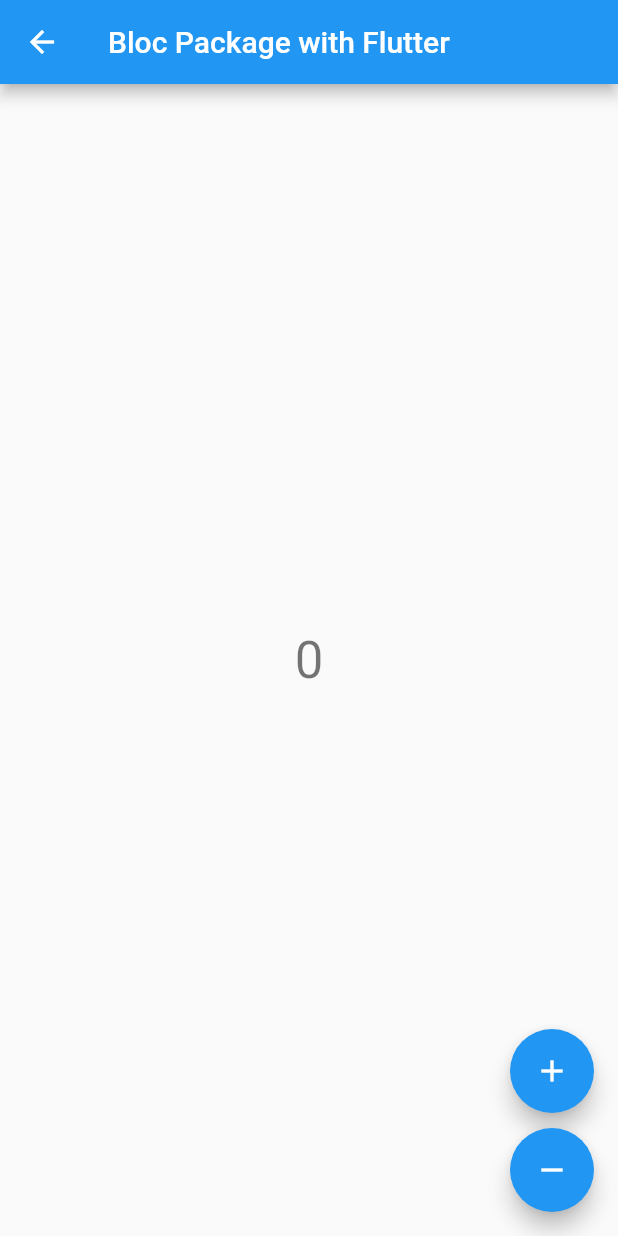
After one commit to aoguz1/flutter_state_managment, a Flutter app: the screen it shows after launch, after a tap on "Bloc Package Flutter", on a phone screen of 412 x 824 dp. The commit adds this screen. Run offline on Flutter 3.47's test engine with Material 2 defaults, Android fonts, the phone set to English and light mode, and no system bars; our stand-ins replace bloc, firebase_auth, flutter_bloc, google_sign_in; accounts and stored records are empty.

Commit message:
bloc_flutter package example

```diff
--- /dev/null
+++ b/lib/bloc/sayac_event.dart
@@ -0,0 +1,5 @@
+abstract class SayacEvent {}
+
+class SayacArttir extends SayacEvent {}
+
+class SayacAzalt extends SayacEvent {}
--- a/lib/main.dart
+++ b/lib/main.dart
@@ -1,11 +1,13 @@
 import 'package:flutter/material.dart';
-import 'package:state_managment/provide/sayac.dart';
+import 'package:state_managment/provider/sayac.dart';
 import 'package:state_managment/services/firebase_auth.dart';
+import 'package:state_managment/view/bloc_packageFlutter.dart';
+import 'package:state_managment/view/bloc_with_coreFlutter.dart';
 import 'package:state_managment/view/provider_switch_Page.dart';
-
 import 'package:state_managment/view/sayacView.dart';
 import 'package:provider/provider.dart';
-import 'package:state_managment/provide/sayac.dart';
+import 'package:state_managment/provider/sayac.dart';
+import 'package:state_managment/view/stream_counter.dart';
 
 void main() {
   runApp(MyApp());
@@ -67,6 +69,27 @@ class _MyHomePageState extends State<MyHomePage> {
                       builder: (context) => ProviderSwitchPage()));
                 },
                 child: Text("Firebase Auth")),
+            RaisedButton(
+              onPressed: () {
+                Navigator.of(context).push(
+                    MaterialPageRoute(builder: (context) => StreamCounter()));
+              },
+              child: Text("Stream with Counter"),
+            ),
+            RaisedButton(
+              onPressed: () {
+                Navigator.of(context).push(
+                    MaterialPageRoute(builder: (context) => BlocWithFlutter()));
+              },
+              child: Text("Bloc with Flutter"),
+            ),
+            RaisedButton(
+              onPressed: () {
+                Navigator.of(context).push(MaterialPageRoute(
+                    builder: (context) => BlocPackageWithFlutter()));
+              },
+              child: Text("Bloc Package Flutter"),
+            ),
           ],
         ),
       ),
--- /dev/null
+++ b/lib/pack_flutterBloc/sayi_event.dart
@@ -0,0 +1,5 @@
+abstract class SayiEvent {}
+
+class DownNumber extends SayiEvent {}
+
+class UpNumber extends SayiEvent {}
--- /dev/null
+++ b/lib/view/bloc_packageFlutter.dart
@@ -0,0 +1,101 @@
+import 'package:flutter/material.dart';
+import 'package:flutter_bloc/flutter_bloc.dart';
+import 'package:state_managment/pack_flutterBloc/sayi_bloc.dart';
+import 'package:state_managment/pack_flutterBloc/sayi_event.dart';
+import 'package:state_managment/pack_flutterBloc/sayi_state.dart';
+
+class BlocPackageWithFlutter extends StatefulWidget {
+  @override
+  _BlocPackageWithFlutterState createState() => _BlocPackageWithFlutterState();
+}
+
+class _BlocPackageWithFlutterState extends State<BlocPackageWithFlutter> {
+  final numberState = SayiPackBloc();
+
+  @override
+  void dispose() {
+    // TODO: implement dispose
+    super.dispose();
+    numberState.close();
+  }
+
+  @override
+  Widget build(BuildContext context) {
+    return BlocProvider<SayiPackBloc>(
+      create: (context) => numberState,
+      child: Scaffold(
+        appBar: AppBar(
+          title: Text("Bloc Package with Flutter"),
+        ),
+        floatingActionButton: MyFloatingButton(),
+        body: BlocPackBody(),
+      ),
+    );
+  }
+}
+
+class BlocPackBody extends StatelessWidget {
+  const BlocPackBody({
+    Key key,
+  }) : super(key: key);
+
+  @override
+  Widget build(BuildContext context) {
+    return NumberState();
+  }
+}
+
+class NumberState extends StatelessWidget {
+  const NumberState({
+    Key key,
+  }) : super(key: key);
+
+  @override
+  Widget build(BuildContext context) {
+    var _bloc = BlocProvider.of<SayiPackBloc>(context);
+
+    return Container(
+        child: BlocBuilder(
+      bloc: _bloc,
+      builder: (context, state) {
+        return Center(
+            child: Text(
+          "${state.toString()}",
+          style: Theme.of(context).textTheme.headline4,
+        ));
+      },
+    ));
+  }
+}
+
+class MyFloatingButton extends StatelessWidget {
+  const MyFloatingButton({
+    Key key,
+  }) : super(key: key);
+
+  @override
+  Widget build(BuildContext context) {
+    return Column(
+      mainAxisAlignment: MainAxisAlignment.end,
+      children: <Widget>[
+        FloatingActionButton(
+          heroTag: "arttir",
+          onPressed: () {
+            BlocProvider.of<SayiPackBloc>(context).add(UpNumber());
+          },
+          child: Icon(Icons.add),
+        ),
+        SizedBox(
+          height: 10,
+        ),
+        FloatingActionButton(
+          heroTag: "azalt",
+          onPressed: () {
+            BlocProvider.of<SayiPackBloc>(context).add(DownNumber());
+          },
+          child: Icon(Icons.remove),
+        ),
+      ],
+    );
+  }
+}
--- a/lib/view/sayacView.dart
+++ b/lib/view/sayacView.dart
@@ -1,6 +1,6 @@
 import 'package:flutter/material.dart';
 import 'package:provider/provider.dart';
-import 'package:state_managment/provide/sayac.dart';
+import 'package:state_managment/provider/sayac.dart';
 
 class SayacView extends StatelessWidget {
   const SayacView({Key key}) : super(key: key);
--- a/pubspec.yaml
+++ b/pubspec.yaml
@@ -25,6 +25,7 @@ dependencies:
     sdk: flutter
   firebase_auth: ^0.16.1
   google_sign_in: ^4.5.1
+  flutter_bloc: ^5.0.1
 
   # The following adds the Cupertino Icons font to your application.
   # Use with the CupertinoIcons class for iOS style icons.
```
Also changed, not shown: lib/bloc/sayac_bloc.dart (added, +49 -0 lines), lib/pack_flutterBloc/sayi_bloc.dart (added, +26 -0 lines), lib/view/bloc_with_coreFlutter.dart (added, +60 -0 lines), lib/view/stream_counter.dart (added, +67 -0 lines), lib/pack_flutterBloc/sayi_state.dart (added), lib/provider/sayac.dart (renamed from lib/provide/sayac.dart), pubspec.lock, 1 other file.
